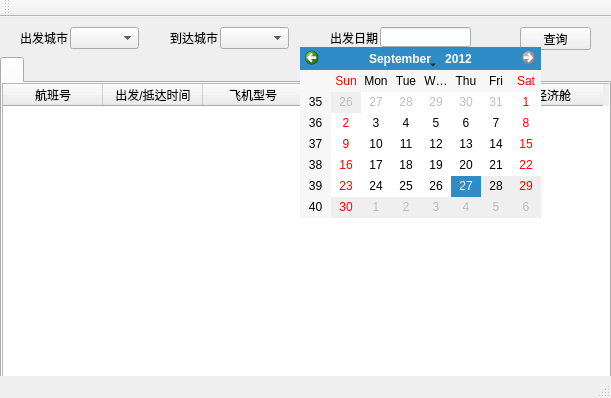
The window that csair.ui (YvesChan/csAir) describes before a commit, drawn with Qt 5.
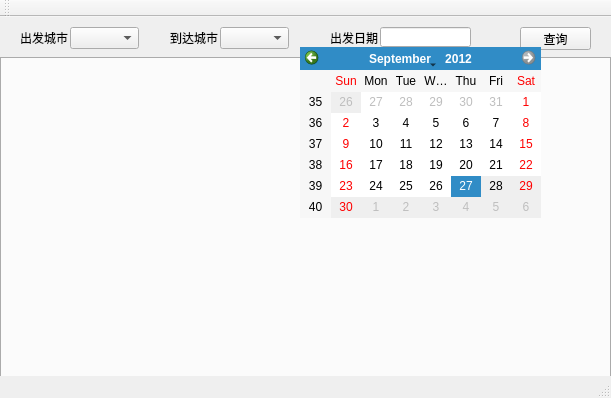
The same window after the commit. Custom widgets are drawn as their Qt base class.

The edit to the form file:
```diff
--- a/csair.ui
+++ b/csair.ui
@@ -295,66 +295,6 @@
     <property name="tabsClosable">
      <bool>false</bool>
     </property>
-    <widget class="QWidget" name="tab">
-     <attribute name="title">
-      <string/>
-     </attribute>
-     <widget class="QTableWidget" name="tableWidget">
-      <property name="geometry">
-       <rect>
-        <x>0</x>
-        <y>0</y>
-        <width>611</width>
-        <height>301</height>
-       </rect>
-      </property>
-      <property name="lineWidth">
-       <number>1</number>
-      </property>
-      <property name="autoScrollMargin">
-       <number>16</number>
-      </property>
-      <property name="iconSize">
-       <size>
-        <width>0</width>
-        <height>0</height>
-       </size>
-      </property>
-      <property name="sortingEnabled">
-       <bool>false</bool>
-      </property>
-      <column>
-       <property name="text">
-        <string>航班号</string>
-       </property>
-      </column>
-      <column>
-       <property name="text">
-        <string>出发/抵达时间</string>
-       </property>
-      </column>
-      <column>
-       <property name="text">
-        <string>飞机型号</string>
-       </property>
-      </column>
-      <column>
-       <property name="text">
-        <string>头等舱</string>
-       </property>
-      </column>
-      <column>
-       <property name="text">
-        <string>商务舱</string>
-       </property>
-      </column>
-      <column>
-       <property name="text">
-        <string>经济舱</string>
-       </property>
-      </column>
-     </widget>
-    </widget>
    </widget>
    <zorder>label</zorder>
    <zorder>depart</zorder>
```
Left out of the diff: 2 changed lines with no effect on the pictures.
